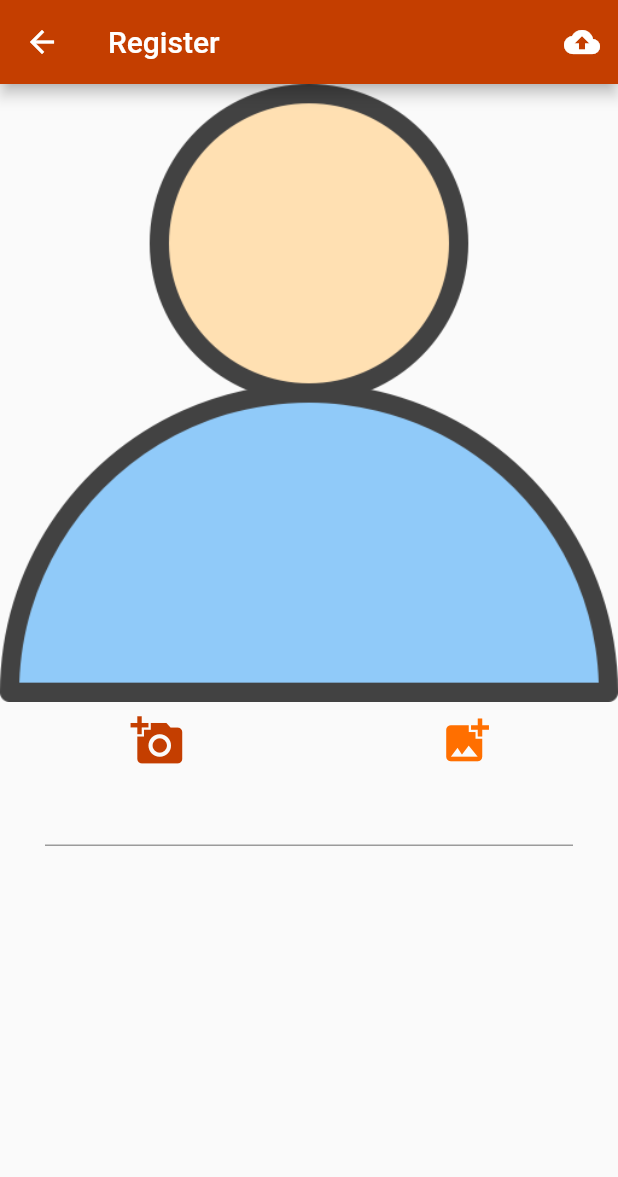
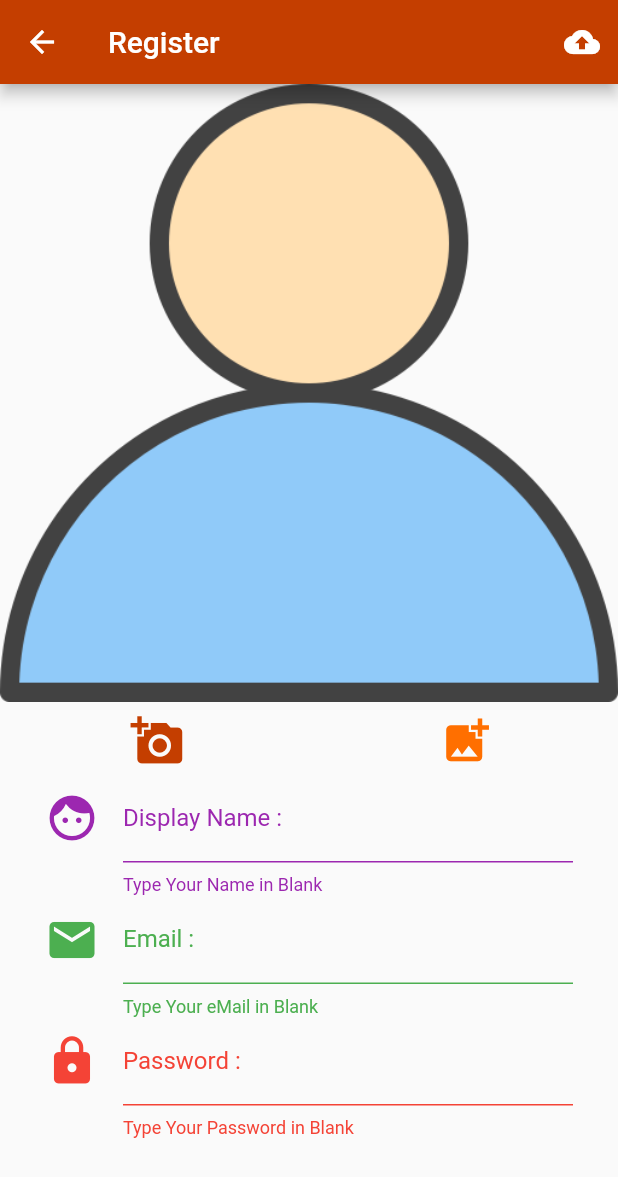
Before and after one commit to Prasit-tang/GuangGlo, a Flutter app: the Register screen opened directly, after a tap on the "add a photo" icon, on a phone screen of 412 x 824 dp. Shown: the top 1177 px of the screen. Run offline on Flutter 3.47's test engine with Material 2 defaults, Android fonts, the phone set to English and light mode, and no system bars; our stand-ins replace google_fonts, image_picker; missing offline and left inert: dart:ffi.

```diff
--- a/lib/widget/register.dart
+++ b/lib/widget/register.dart
@@ -1,5 +1,9 @@
+import 'dart:ffi';
+import 'dart:io';
+
 import 'package:flutter/material.dart';
 import 'package:guangglo/utility/my_style.dart';
+import 'package:image_picker/image_picker.dart';
 
 class Register extends StatefulWidget {
   @override
@@ -7,13 +11,72 @@ class Register extends StatefulWidget {
 }
 
 class _RegisterState extends State<Register> {
-  // Widget
+  // Field
+
+  File file;
 
   // Method
 
   Widget nameForm() {
-    return Container(padding: EdgeInsets.only(left: 30.0,right: 30.0),
-      child: TextField(),
+    Color color = Colors.purple;
+    return Container(
+      padding: EdgeInsets.only(left: 30.0, right: 30.0),
+      child: TextField(
+        decoration: InputDecoration(
+            enabledBorder:
+                UnderlineInputBorder(borderSide: BorderSide(color: color)),
+            icon: Icon(
+              Icons.face,
+              size: 36.0,
+              color: color,
+            ),
+            helperText: 'Type Your Name in Blank',
+            helperStyle: TextStyle(color: color),
+            labelText: 'Display Name :',
+            labelStyle: TextStyle(color: color)),
+      ),
+    );
+  }
+
+  Widget emailForm() {
+    Color color = Colors.green;
+    return Container(
+      padding: EdgeInsets.only(left: 30.0, right: 30.0),
+      child: TextField(
+        decoration: InputDecoration(
+            enabledBorder:
+                UnderlineInputBorder(borderSide: BorderSide(color: color)),
+            icon: Icon(
+              Icons.email,
+              size: 36.0,
+              color: color,
+            ),
+            helperText: 'Type Your eMail in Blank',
+            helperStyle: TextStyle(color: color),
+            labelText: 'Email :',
+            labelStyle: TextStyle(color: color)),
+      ),
+    );
+  }
+
+  Widget passwordForm() {
+    Color color = Colors.red;
+    return Container(
+      padding: EdgeInsets.only(left: 30.0, right: 30.0),
+      child: TextField(
+        decoration: InputDecoration(
+            enabledBorder:
+                UnderlineInputBorder(borderSide: BorderSide(color: color)),
+            icon: Icon(
+              Icons.lock,
+              size: 36.0,
+              color: color,
+            ),
+            helperText: 'Type Your Password in Blank',
+            helperStyle: TextStyle(color: color),
+            labelText: 'Password :',
+            labelStyle: TextStyle(color: color)),
+      ),
     );
   }
 
@@ -24,8 +87,27 @@ class _RegisterState extends State<Register> {
         size: 36.0,
         color: MyStyle().darkColor,
       ),
-      onPressed: () {},
+      onPressed: () {
+        chooseImageThread(ImageSource.camera);
+      },
     );
+  }
+
+  Future<Void> chooseImageThread(ImageSource imageSource) async {
+    try {
+      var object = await ImagePicker.pickImage(
+        source: imageSource,
+        maxWidth: 800.0,
+        maxHeight: 800.0,
+      );
+
+      setState(() {
+        file = object;
+      });
+    }
+     catch  (e) {
+
+     }
   }
 
   Widget galleryButton() {
@@ -35,7 +117,9 @@ class _RegisterState extends State<Register> {
         size: 36.0,
         color: MyStyle().primaryColor,
       ),
-      onPressed: () {},
+      onPressed: () {
+        chooseImageThread(ImageSource.gallery);
+      },
     );
   }
 
@@ -48,7 +132,7 @@ class _RegisterState extends State<Register> {
 
   Widget showAvartar() {
     return Container(
-      child: Image.asset('images/avartar.png'),
+      child: file == null  ? Image.asset('images/avartar.png') : Image.file(file)  ,
       height: MediaQuery.of(context).size.height * 0.5,
       width: MediaQuery.of(context).size.width,
     );
@@ -75,6 +159,8 @@ class _RegisterState extends State<Register> {
           showAvartar(),
           ShowButton(),
           nameForm(),
+          emailForm(),
+          passwordForm(),
         ],
       ),
     );
--- a/pubspec.yaml
+++ b/pubspec.yaml
@@ -24,6 +24,7 @@ dependencies:
   # Use with the CupertinoIcons class for iOS style icons.
   cupertino_icons: ^0.1.2
   google_fonts: ^0.3.9
+  image_picker: ^0.6.3+4
 
 dev_dependencies:
   flutter_test:
```
Also changed, not shown: pubspec.lock.
